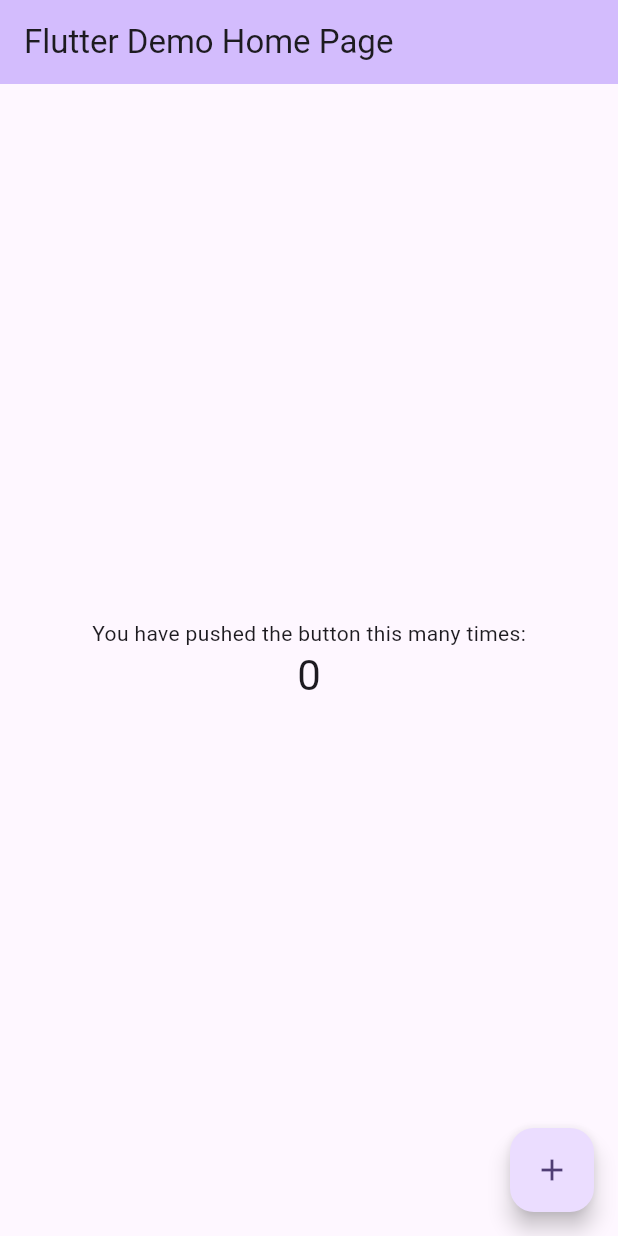
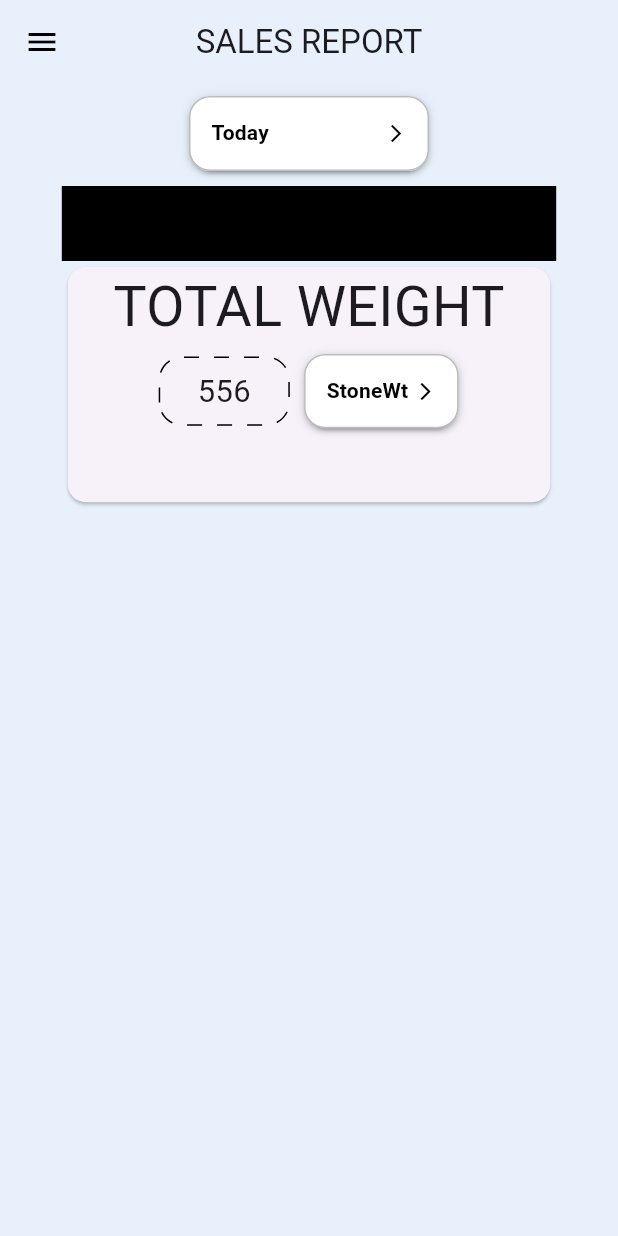
Before and after one commit to gaseer/gramboo_sales_details, a Flutter app: the screen it shows after launch, on a phone screen of 412 x 824 dp. Run offline on Flutter 3.47's test engine with Material 3 defaults, Android fonts, the phone set to English and light mode, and no system bars; drawn by our look-alikes of dotted_border, dropdown_button2; our stand-ins replace flutter_riverpod, fpdart.

Commit message:
MVC,theme,packages added initial  commit

```diff
--- /dev/null
+++ b/lib/core/error_handling/failure.dart
@@ -0,0 +1,4 @@
+class Failure {
+  final String errMSg;
+  Failure({required this.errMSg});
+}
--- /dev/null
+++ b/lib/core/error_handling/type_defs.dart
@@ -0,0 +1,5 @@
+import 'package:fpdart/fpdart.dart';
+import 'failure.dart';
+
+typedef FutureEither<T> = Future<Either<Failure, T>>;
+typedef FutureVoid = FutureEither<void>;
--- /dev/null
+++ b/lib/core/global_variables.dart
@@ -0,0 +1,2 @@
+double h = 0.0;
+double w = 0.0;
--- /dev/null
+++ b/lib/core/theme/theme.dart
@@ -0,0 +1,29 @@
+import 'package:flutter/material.dart';
+
+class Palette {
+  static const primaryColor = Color.fromRGBO(232, 240, 251, 1.0);
+  static const appBarColor = Color.fromRGBO(232, 240, 251, 1.0);
+  static const borderColor = Colors.black;
+  static const cardColor = Colors.white;
+  static const textColor = Colors.black;
+
+  static const iconColor = Colors.black;
+
+  static var lightModeAppTheme = ThemeData.light(useMaterial3: true).copyWith(
+    scaffoldBackgroundColor: primaryColor,
+    appBarTheme: const AppBarTheme(
+      centerTitle: true,
+      color: appBarColor,
+      iconTheme: IconThemeData(color: iconColor),
+    ),
+    iconTheme: const IconThemeData(
+      color: iconColor,
+    ),
+    iconButtonTheme: const IconButtonThemeData(
+      style: ButtonStyle(
+        foregroundColor: MaterialStatePropertyAll(iconColor),
+      ),
+    ),
+    cardColor: cardColor,
+  );
+}
--- /dev/null
+++ b/lib/core/utilities/custom_dropDown.dart
@@ -0,0 +1,121 @@
+import 'package:dropdown_button2/dropdown_button2.dart';
+import 'package:flutter/material.dart';
+import 'package:flutter_riverpod/flutter_riverpod.dart';
+import 'package:gramboo_sales_details/core/theme/theme.dart';
+
+class CustomDropDown extends ConsumerStatefulWidget {
+  final List<String> dropList;
+  final StateProvider<String?> selectedValueProvider;
+  final void Function(String?) onChanged;
+
+  const CustomDropDown({
+    Key? key,
+    required this.dropList,
+    required this.selectedValueProvider,
+    required this.onChanged,
+  }) : super(key: key);
+
+  @override
+  ConsumerState createState() => _CustomDropDownState();
+}
+
+class _CustomDropDownState extends ConsumerState<CustomDropDown> {
+  @override
+  void initState() {
+    super.initState();
+  }
+
+  @override
+  Widget build(BuildContext context) {
+    return DropdownButtonHideUnderline(
+      child: DropdownButton2<String>(
+        isExpanded: true,
+        hint: const Row(
+          children: [
+            Icon(
+              Icons.list,
+              size: 16,
+              color: Palette.textColor,
+            ),
+            SizedBox(
+              width: 4,
+            ),
+            Expanded(
+              child: Text(
+                'Select Item',
+                style: TextStyle(
+                  fontSize: 14,
+                  fontWeight: FontWeight.bold,
+                  color: Colors.yellow,
+                ),
+                overflow: TextOverflow.ellipsis,
+              ),
+            ),
+          ],
+        ),
+        items: widget.dropList
+            .map(
+              (String item) => DropdownMenuItem<String>(
+                value: item,
+                child: Text(
+                  item,
+                  style: const TextStyle(
+                    fontSize: 14,
+                    fontWeight: FontWeight.bold,
+                    color: Palette.textColor,
+                  ),
+                  overflow: TextOverflow.ellipsis,
+                ),
+              ),
+            )
+            .toList(),
+        value: ref.watch(widget.selectedValueProvider),
+        onChanged: (String? value) {
+          ref
+              .read(widget.selectedValueProvider.notifier)
+              .update((state) => value);
+          widget.onChanged(value);
+        },
+        buttonStyleData: ButtonStyleData(
+          height: 50,
+          width: 160,
+          padding: const EdgeInsets.only(left: 14, right: 14),
+          decoration: BoxDecoration(
+            borderRadius: BorderRadius.circular(14),
+            border: Border.all(
+              color: Colors.black26,
+            ),
+            color: Palette.cardColor,
+          ),
+          elevation: 2,
+        ),
+        iconStyleData: const IconStyleData(
+          icon: Icon(
+            Icons.arrow_forward_ios_outlined,
+          ),
+          iconSize: 14,
+          iconEnabledColor: Palette.iconColor,
+          iconDisabledColor: Colors.grey,
+        ),
+        dropdownStyleData: DropdownStyleData(
+          maxHeight: 200,
+          width: 200,
+          decoration: BoxDecoration(
+            borderRadius: BorderRadius.circular(14),
+            color: Palette.cardColor,
+          ),
+          offset: const Offset(-20, 0),
+          scrollbarTheme: ScrollbarThemeData(
+            radius: const Radius.circular(40),
+            thickness: MaterialStateProperty.all<double>(6),
+            thumbVisibility: MaterialStateProperty.all<bool>(true),
+          ),
+        ),
+        menuItemStyleData: const MenuItemStyleData(
+          height: 40,
+          padding: EdgeInsets.only(left: 14, right: 14),
+        ),
+      ),
+    );
+  }
+}
--- /dev/null
+++ b/lib/core/utilities/custom_snackBar.dart
@@ -0,0 +1,8 @@
+import 'package:flutter/material.dart';
+
+showSnackBar({required String content, required BuildContext context}) {
+  final snackBar = SnackBar(content: Text(content));
+  ScaffoldMessenger.of(context)
+    ..hideCurrentSnackBar()
+    ..showSnackBar(snackBar);
+}
--- /dev/null
+++ b/lib/core/utilities/loader.dart
@@ -0,0 +1,10 @@
+import 'package:flutter/material.dart';
+
+class Loader extends StatelessWidget {
+  const Loader({super.key});
+
+  @override
+  Widget build(BuildContext context) {
+    return const CircularProgressIndicator();
+  }
+}
--- /dev/null
+++ b/lib/features/sales_report/screens/salesReport_screen.dart
@@ -0,0 +1,114 @@
+import 'package:dotted_border/dotted_border.dart';
+import 'package:flutter/material.dart';
+import 'package:flutter_riverpod/flutter_riverpod.dart';
+import 'package:gramboo_sales_details/core/theme/theme.dart';
+import 'package:gramboo_sales_details/core/utilities/custom_dropDown.dart';
+
+import '../../../core/global_variables.dart';
+
+class SalesReportScreen extends ConsumerStatefulWidget {
+  const SalesReportScreen({super.key});
+
+  @override
+  ConsumerState createState() => _SalesReportScreenState();
+}
+
+class _SalesReportScreenState extends ConsumerState<SalesReportScreen> {
+  final dayFilterDropValueProvider = StateProvider<String?>((ref) {
+    return "Today";
+  });
+
+  final weightDropValueProvider = StateProvider<String?>((ref) {
+    return "StoneWt";
+  });
+
+  @override
+  Widget build(BuildContext context) {
+    print(ref.watch(weightDropValueProvider));
+    print(ref.watch(dayFilterDropValueProvider));
+    return Scaffold(
+      appBar: AppBar(
+        title: const Text("SALES REPORT"),
+      ),
+      drawer: const Drawer(),
+      body: Padding(
+        padding: const EdgeInsets.all(8.0),
+        child: Center(
+          child: Column(
+            children: [
+              CustomDropDown(
+                dropList: const ["Today", "Yesterday", "This month"],
+                onChanged: (p0) {},
+                selectedValueProvider: dayFilterDropValueProvider,
+              ),
+              const SizedBox(
+                height: 10,
+              ),
+              Container(
+                height: 50,
+                width: w * .8,
+                color: Colors.black,
+              ),
+              SizedBox(
+                height: h * .2,
+                width: w * .8,
+                child: Card(
+                  child: Center(
+                    child: Column(
+                      children: [
+                        Text(
+                          "TOTAL WEIGHT",
+                          style: TextStyle(
+                            fontSize: w * .09,
+                          ),
+                        ),
+                        SizedBox(
+                          height: 5,
+                        ),
+                        Row(
+                          mainAxisAlignment: MainAxisAlignment.center,
+                          children: [
+                            DottedBorder(
+                              color: Palette.borderColor,
+                              radius: Radius.circular(15),
+                              borderType: BorderType.RRect,
+                              dashPattern: [10],
+                              child: Container(
+                                height: h * .05,
+                                width: w * .2,
+                                child: Center(
+                                  child: Text(
+                                    "556",
+                                    style: TextStyle(
+                                      fontSize: w * .05,
+                                    ),
+                                  ),
+                                ),
+                              ),
+                            ),
+                            const SizedBox(
+                              width: 10,
+                            ),
+                            SizedBox(
+                              height: h * .06,
+                              width: w * .25,
+                              child: CustomDropDown(
+                                dropList: ["GW", "StoneWt", "diaWt"],
+                                onChanged: (p0) {},
+                                selectedValueProvider: weightDropValueProvider,
+                              ),
+                            ),
+                          ],
+                        )
+                      ],
+                    ),
+                  ),
+                ),
+              )
+            ],
+          ),
+        ),
+      ),
+    );
+  }
+}
--- a/lib/main.dart
+++ b/lib/main.dart
@@ -1,125 +1,29 @@
 import 'package:flutter/material.dart';
+import 'package:flutter_riverpod/flutter_riverpod.dart';
+import 'package:gramboo_sales_details/core/theme/theme.dart';
+import 'package:gramboo_sales_details/features/sales_report/screens/salesReport_screen.dart';
+
+import 'core/global_variables.dart';
 
 void main() {
-  runApp(const MyApp());
+  runApp(
+    const ProviderScope(
+      child: MyApp(),
+    ),
+  );
 }
 
 class MyApp extends StatelessWidget {
   const MyApp({super.key});
-
-  // This widget is the root of your application.
   @override
   Widget build(BuildContext context) {
+    h = MediaQuery.of(context).size.height;
+    w = MediaQuery.of(context).size.width;
+
     return MaterialApp(
-      title: 'Flutter Demo',
-      theme: ThemeData(
-        // This is the theme of your application.
-        //
-        // TRY THIS: Try running your application with "flutter run". You'll see
-        // the application has a blue toolbar. Then, without quitting the app,
-        // try changing the seedColor in the colorScheme below to Colors.green
-        // and then invoke "hot reload" (save your changes or press the "hot
-        // reload" button in a Flutter-supported IDE, or press "r" if you used
-        // the command line to start the app).
-        //
-        // Notice that the counter didn't reset back to zero; the application
-        // state is not lost during the reload. To reset the state, use hot
-        // restart instead.
-        //
-        // This works for code too, not just values: Most code changes can be
-        // tested with just a hot reload.
-        colorScheme: ColorScheme.fromSeed(seedColor: Colors.deepPurple),
-        useMaterial3: true,
-      ),
-      home: const MyHomePage(title: 'Flutter Demo Home Page'),
+      debugShowCheckedModeBanner: false,
+      theme: Palette.lightModeAppTheme,
+      home: const SalesReportScreen(),
     );
   }
 }
-
-class MyHomePage extends StatefulWidget {
-  const MyHomePage({super.key, required this.title});
-
-  // This widget is the home page of your application. It is stateful, meaning
-  // that it has a State object (defined below) that contains fields that affect
-  // how it looks.
-
-  // This class is the configuration for the state. It holds the values (in this
-  // case the title) provided by the parent (in this case the App widget) and
-  // used by the build method of the State. Fields in a Widget subclass are
-  // always marked "final".
-
-  final String title;
-
-  @override
-  State<MyHomePage> createState() => _MyHomePageState();
-}
-
-class _MyHomePageState extends State<MyHomePage> {
-  int _counter = 0;
-
-  void _incrementCounter() {
-    setState(() {
-      // This call to setState tells the Flutter framework that something has
-      // changed in this State, which causes it to rerun the build method below
-      // so that the display can reflect the updated values. If we changed
-      // _counter without calling setState(), then the build method would not be
-      // called again, and so nothing would appear to happen.
-      _counter++;
-    });
-  }
-
-  @override
-  Widget build(BuildContext context) {
-    // This method is rerun every time setState is called, for instance as done
-    // by the _incrementCounter method above.
-    //
-    // The Flutter framework has been optimized to make rerunning build methods
-    // fast, so that you can just rebuild anything that needs updating rather
-    // than having to individually change instances of widgets.
-    return Scaffold(
-      appBar: AppBar(
-        // TRY THIS: Try changing the color here to a specific color (to
-        // Colors.amber, perhaps?) and trigger a hot reload to see the AppBar
-        // change color while the other colors stay the same.
-        backgroundColor: Theme.of(context).colorScheme.inversePrimary,
-        // Here we take the value from the MyHomePage object that was created by
-        // the App.build method, and use it to set our appbar title.
-        title: Text(widget.title),
-      ),
-      body: Center(
-        // Center is a layout widget. It takes a single child and positions it
-        // in the middle of the parent.
-        child: Column(
-          // Column is also a layout widget. It takes a list of children and
-          // arranges them vertically. By default, it sizes itself to fit its
-          // children horizontally, and tries to be as tall as its parent.
-          //
-          // Column has various properties to control how it sizes itself and
-          // how it positions its children. Here we use mainAxisAlignment to
-          // center the children vertically; the main axis here is the vertical
-          // axis because Columns are vertical (the cross axis would be
-          // horizontal).
-          //
-          // TRY THIS: Invoke "debug painting" (choose the "Toggle Debug Paint"
-          // action in the IDE, or press "p" in the console), to see the
-          // wireframe for each widget.
-          mainAxisAlignment: MainAxisAlignment.center,
-          children: <Widget>[
-            const Text(
-              'You have pushed the button this many times:',
-            ),
-            Text(
-              '$_counter',
-              style: Theme.of(context).textTheme.headlineMedium,
-            ),
-          ],
-        ),
-      ),
-      floatingActionButton: FloatingActionButton(
-        onPressed: _incrementCounter,
-        tooltip: 'Increment',
-        child: const Icon(Icons.add),
-      ), // This trailing comma makes auto-formatting nicer for build methods.
-    );
-  }
-}
```
Also changed, not shown: pubspec.yaml (+5 -57 lines), pubspec.lock.
